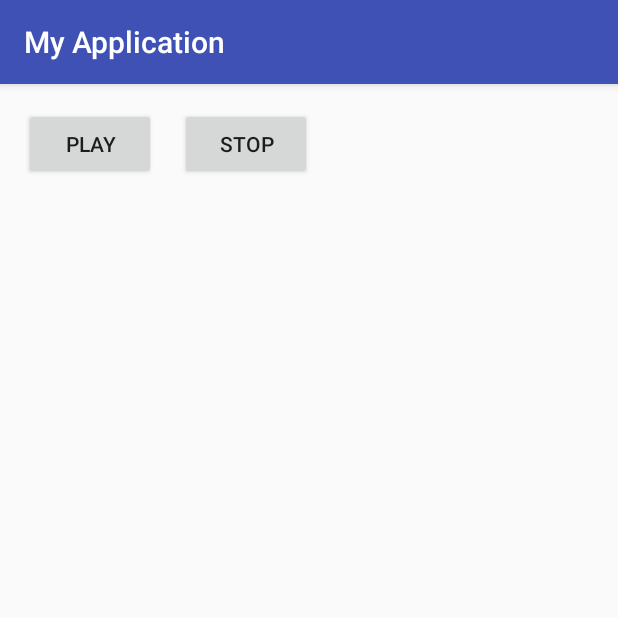
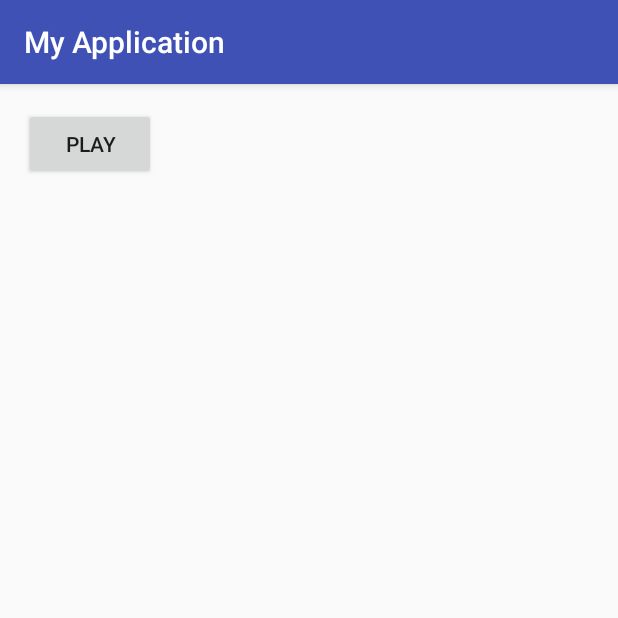
Before and after one commit to ghembo/Reverberizer, an Android app: the screen it shows after launch (MainActivity), after a tap on "STOP", on a phone screen of 412 x 824 dp, the top half of it. Run offline under Robolectric (Android 15) with nearby library versions, the phone set to English and light mode, and no system bars; 1 other tap on this screen came first.

```diff
--- a/app/src/main/java/com/example/agambini/myapplication/MainActivity.java
+++ b/app/src/main/java/com/example/agambini/myapplication/MainActivity.java
@@ -11,12 +11,11 @@ import android.support.v7.app.AppCompatActivity;
 import android.util.Log;
 import android.view.View;
 import android.view.WindowManager;
+import android.widget.Button;
 
-//TODO popup su non accettazione permessi
 //TODO gestire fallimenti
 //TODO loop su diversi settings (frame, sampling)
 //TODO abilitare/disabilitare o parametrizzare riverbero da UI
-//TODO unico pulsante start/stop
 //TODO provare riverbero + complesso
 //TODO testare qualità e latenza
 //TODO provare producer/consumer
@@ -31,9 +30,12 @@ public class MainActivity extends AppCompatActivity {
     private boolean permissionToRecordAccepted = false;
 
     private Thread audioThread;
+    private boolean mPlaying;
 
     @Override
     protected void onCreate(Bundle savedInstanceState) {
+        mPlaying = false;
+
         super.onCreate(savedInstanceState);
         setContentView(R.layout.activity_main);
 
@@ -57,7 +59,23 @@ public class MainActivity extends AppCompatActivity {
         }
     }
 
-    public void startPlayback(View view){
+    public void playButtonClicked(View view){
+        Button button = (Button) view;
+
+        if (!mPlaying){
+            startPlayback();
+
+            button.setText(R.string.button_stop);
+        } else {
+            stopPlayback();
+
+            button.setText(R.string.button_play);
+        }
+
+        mPlaying = !mPlaying;
+    }
+
+    private void startPlayback(){
         askForRecordAudioPermission();
 
         if (!permissionToRecordAccepted){
@@ -74,7 +92,7 @@ public class MainActivity extends AppCompatActivity {
         audioThread.start();
     }
 
-    public void stopPlayback(View view){
+    private void stopPlayback(){
         audioThread.interrupt();
 
         audioThread = null;
--- a/app/src/main/res/layout/activity_main.xml
+++ b/app/src/main/res/layout/activity_main.xml
@@ -10,23 +10,11 @@
         android:id="@+id/button"
         android:layout_width="wrap_content"
         android:layout_height="wrap_content"
-        android:onClick="startPlayback"
+        android:onClick="playButtonClicked"
         android:text="@string/button_play"
         app:layout_constraintTop_toTopOf="parent"
         android:layout_marginTop="16dp"
         android:layout_marginLeft="16dp"
         android:layout_marginStart="16dp"
         app:layout_constraintLeft_toLeftOf="parent" />
-
-    <Button
-        android:id="@+id/button2"
-        android:layout_width="wrap_content"
-        android:layout_height="wrap_content"
-        android:layout_marginLeft="16dp"
-        android:layout_marginStart="16dp"
-        android:layout_marginTop="16dp"
-        android:onClick="stopPlayback"
-        android:text="@string/button_stop"
-        app:layout_constraintLeft_toRightOf="@+id/button"
-        app:layout_constraintTop_toTopOf="parent" />
 </android.support.constraint.ConstraintLayout>
```
